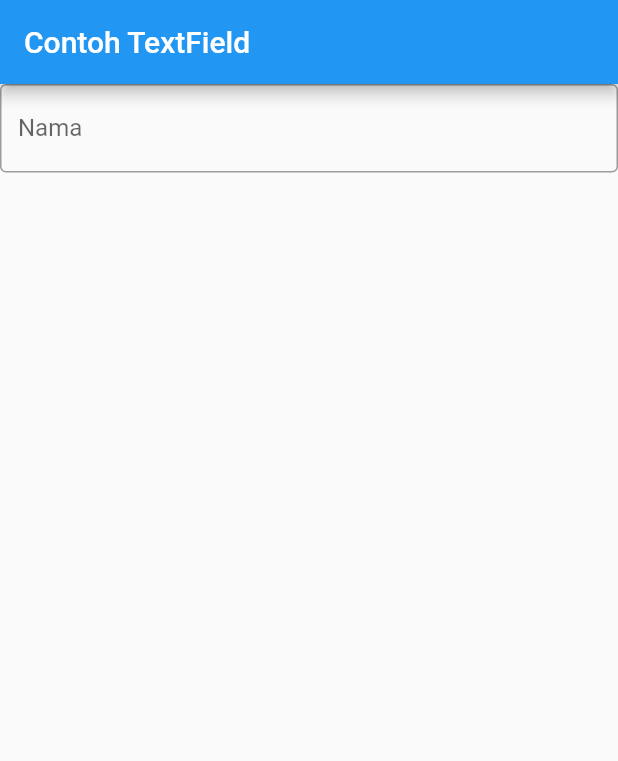
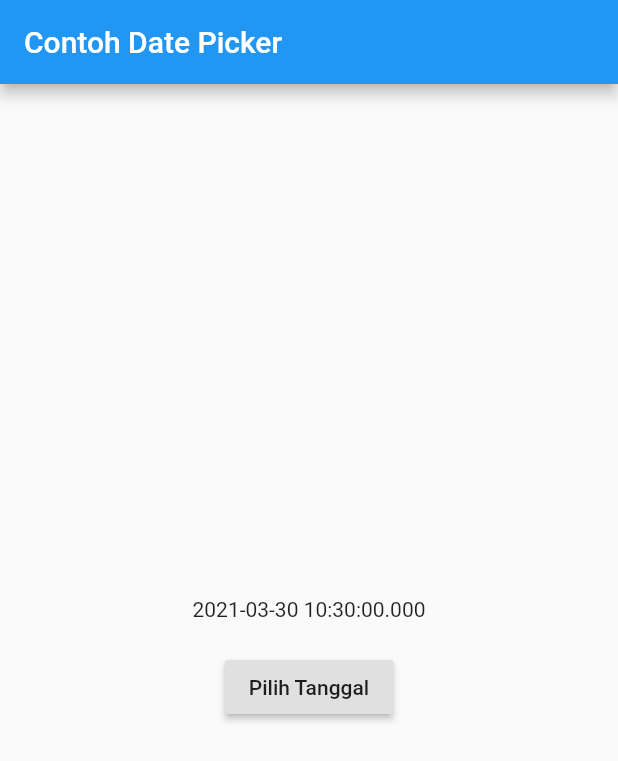
Before and after one commit to farid-maulana/flutter-belajar-ui-design, a Flutter app: the screen it shows after launch, on a phone screen of 412 x 824 dp. Shown: the top 761 px of the screen. Run offline on Flutter 3.47's test engine with Material 2 defaults, Android fonts, the light colour scheme and no system bars.

Commit message:
DateTime Pickers widget

```diff
--- a/lib/main.dart
+++ b/lib/main.dart
@@ -1,4 +1,5 @@
 import 'dart:ui';
+import 'dart:async';
 
 import 'package:flutter/material.dart';
 import 'package:flutter/cupertino.dart';
@@ -10,16 +11,57 @@ class MyApp extends StatelessWidget {
   @override
   Widget build(BuildContext context) {
     return MaterialApp(
-      home: Scaffold(
-        appBar: AppBar(
-          title: Text("Contoh TextField"),
-        ),
-        body: TextField(
-          obscureText: false,
-          decoration: InputDecoration(
-            border: OutlineInputBorder(),
-            labelText: 'Nama',
-          ),
+      title: 'Contoh Date Picker',
+      home: MyHomePage(title: 'Contoh Date Picker'),
+    );
+  }
+}
+
+class MyHomePage extends StatefulWidget {
+  MyHomePage({Key key, this.title}) : super(key: key);
+
+  final String title;
+
+  @override
+  _MyHomePageState createState() => _MyHomePageState();
+}
+
+class _MyHomePageState extends State<MyHomePage> {
+  DateTime selectedDate = DateTime.now();
+  Future<Null> _selectDate(BuildContext context) async {
+    final DateTime picked = await showDatePicker(
+      context: context,
+      initialDate: selectedDate,
+      firstDate: DateTime(2000, 3),
+      lastDate: DateTime(2100)
+    );
+    if (picked != null && picked != selectedDate)
+      setState(() {
+        selectedDate = picked;
+      }
+    );
+  }
+
+  @override
+  Widget build(BuildContext context) {
+    return Scaffold(
+      appBar: AppBar(
+        title: Text(widget.title),
+      ),
+      body: Center(
+        child: Column(
+          mainAxisSize: MainAxisSize.min,
+          children: <Widget>[
+            Text("${selectedDate.toLocal()}".split('  ')[0]),
+            SizedBox(height: 20,),
+            RaisedButton(
+              onPressed: () => {
+                _selectDate(context),
+                print(selectedDate.day + selectedDate.month + selectedDate.year)
+              },
+              child: Text('Pilih Tanggal'),
+            ),
+          ],
         ),
       ),
     );
```
